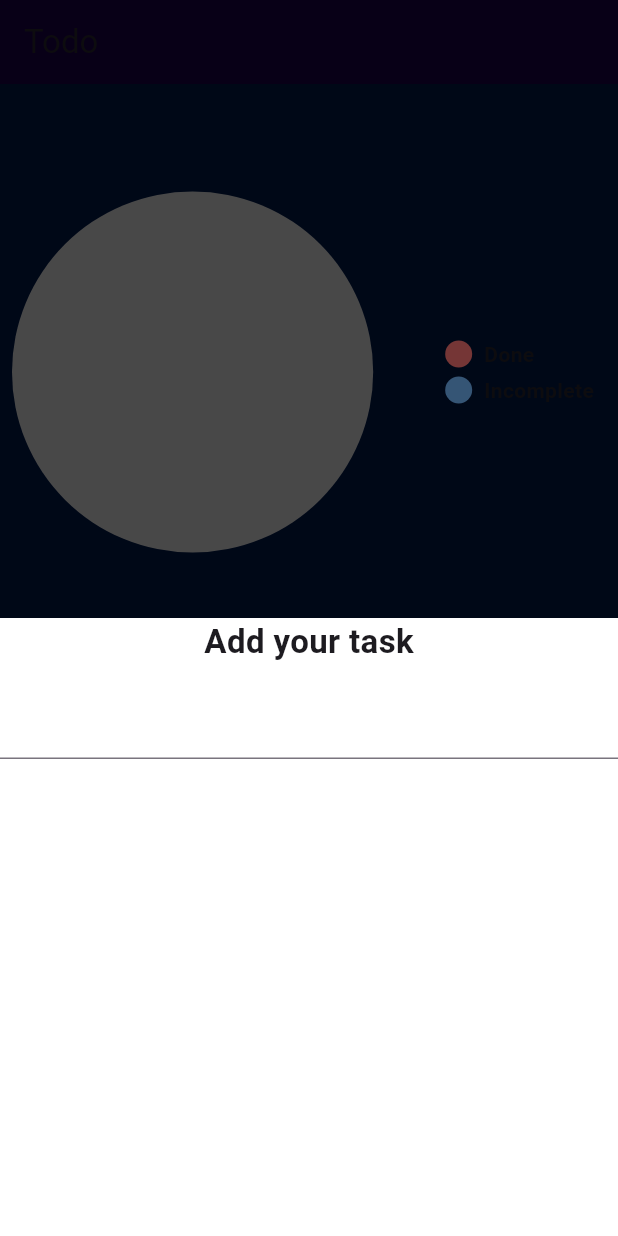
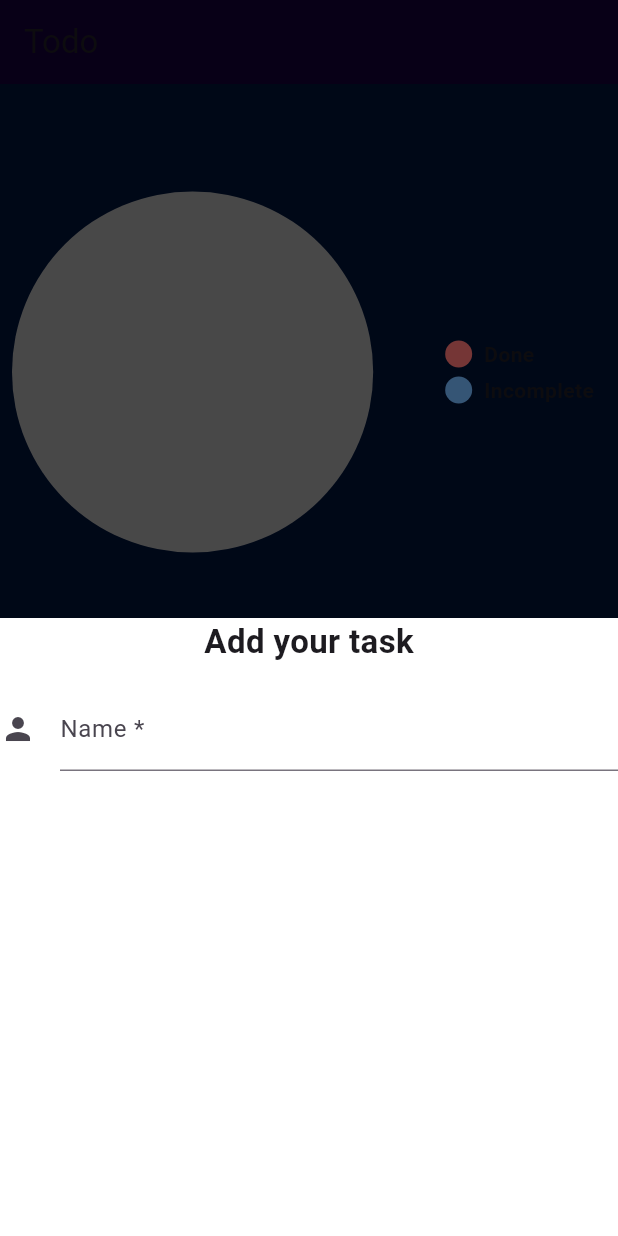
Before and after one commit to abshwabu/flutter-front-end-for-todo-app, a Flutter app: the screen it shows after launch, after a tap on the "add" icon, on a phone screen of 412 x 824 dp. Run offline on Flutter 3.47's test engine with Material 3 defaults, Android fonts, the phone set to English and light mode, and no system bars; drawn by our look-alikes of pie_chart; our stand-ins replace gap; network calls fail.

Commit message:
text field update

```diff
--- a/lib/pages/homepage.dart
+++ b/lib/pages/homepage.dart
@@ -122,7 +122,20 @@ class _HomePageState extends State<HomePage> {
                           ),
                         ),
                         Gap(15),
-                      TextField()
+                        TextFormField(
+                          decoration: const InputDecoration(
+                            icon: Icon(Icons.person),
+                            hintText: 'What do people call you?',
+                            labelText: 'Name *',
+                          ),
+                          onSaved: (String? value) {
+                            // This optional block of code can be used to run
+                            // code when the user saves the form.
+                          },
+                          validator: (String? value) {
+                            return (value != null && value.contains('@')) ? 'Do not use the @ char.' : null;
+                          },
+                        ),
                       ],
                     )
                 ),
```
